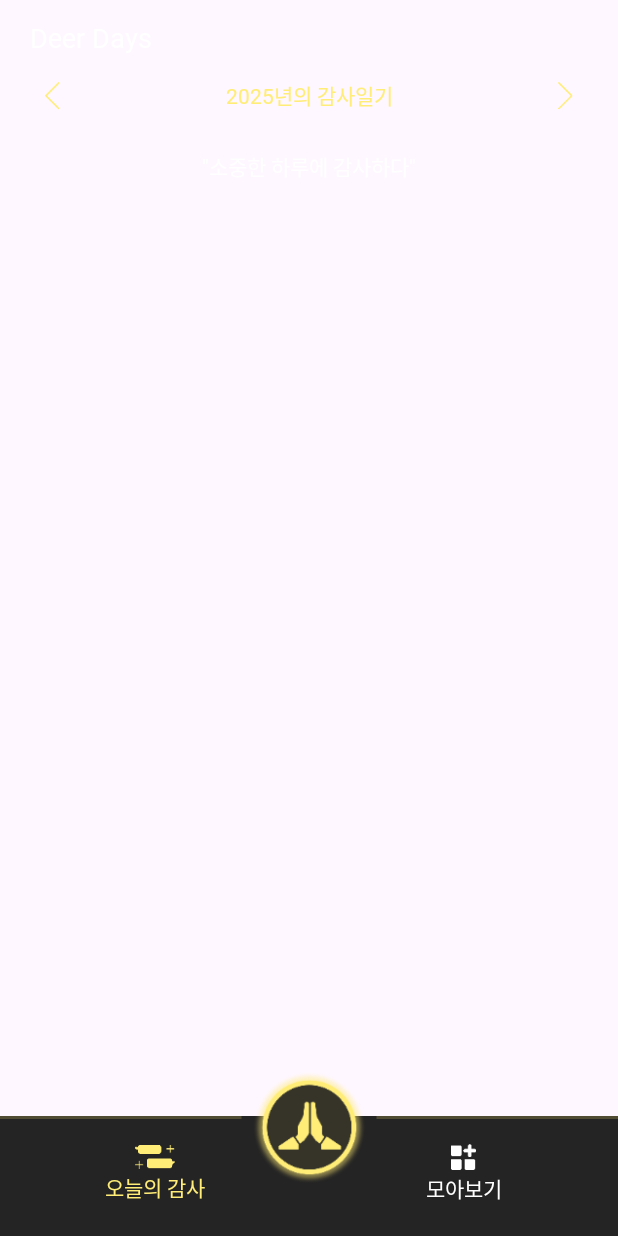
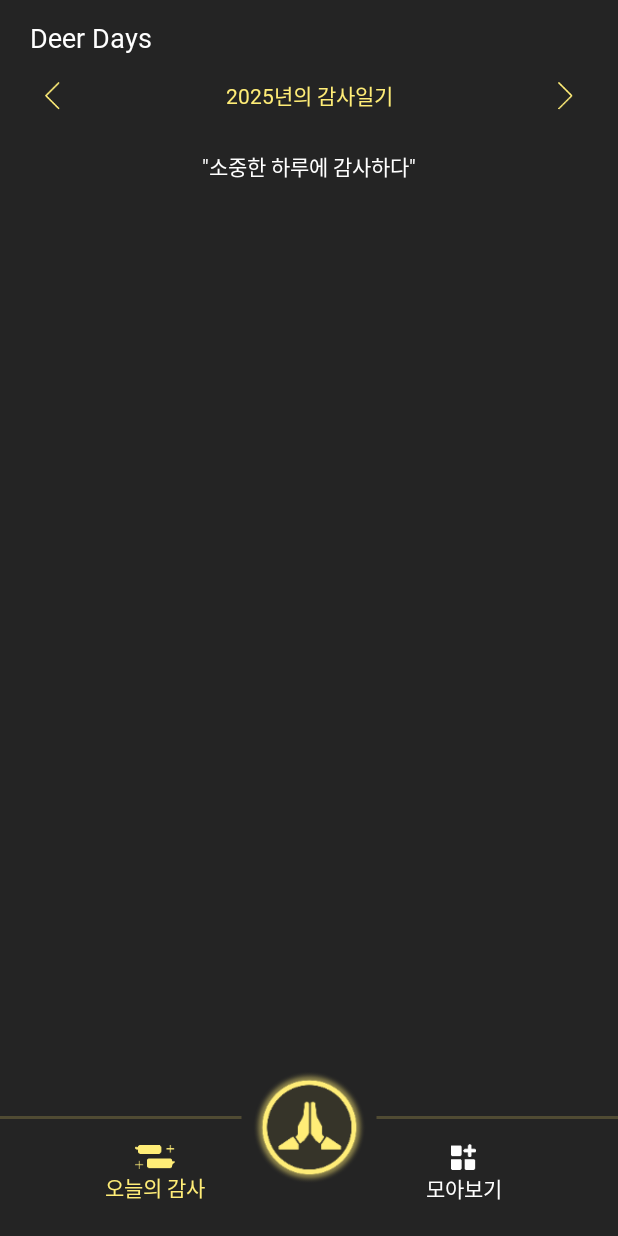
Before and after one commit to c004245/gratitude-journal, an Android app built with Jetpack Compose: the TotalScreen screen opened through its navigation route, on a phone screen of 412 x 824 dp. Run offline under Robolectric (Android 15) with nearby library versions, the phone set to English and light mode, and no system bars; our stand-ins replace Dagger/Hilt's generated code, accompanist; libraries missing offline, so code that uses them is left out: com.gun0912.tedpermission; Roboto replaces fonts that are not available here; 2 statements that could not run were skipped.

Commit message:
chore: add total screen background color

```diff
--- a/app/src/main/java/kr/co/hyunwook/gratitude_journal/feature/total/TotalScreen.kt
+++ b/app/src/main/java/kr/co/hyunwook/gratitude_journal/feature/total/TotalScreen.kt
@@ -2,6 +2,7 @@ package kr.co.hyunwook.gratitude_journal.feature.total
 
 import kr.co.hyunwook.gratitude_journal.R
 import kr.co.hyunwook.gratitude_journal.ui.theme.GratitudeTheme
+import kr.co.hyunwook.gratitude_journal.ui.theme.black24
 import kr.co.hyunwook.gratitude_journal.ui.theme.blue8A
 import kr.co.hyunwook.gratitude_journal.ui.theme.blueA3
 import kr.co.hyunwook.gratitude_journal.ui.theme.blueA7
@@ -72,7 +73,7 @@ fun TotalScreen(
         viewModel.getYearGratitudeRecord(currentYear.toString())
     }
     Box(
-        modifier = Modifier.fillMaxSize()
+        modifier = Modifier.fillMaxSize().background(black24)
     ) {
         Column(
             modifier = Modifier.fillMaxSize(),
```
